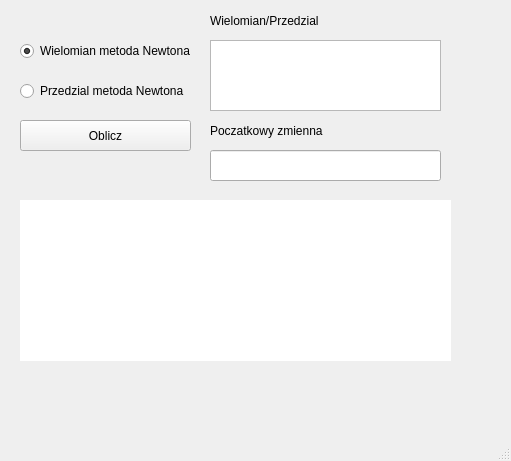
Before: the Qt Designer form mainwindow.ui in Fejbien/Newton, drawn with Qt 5.
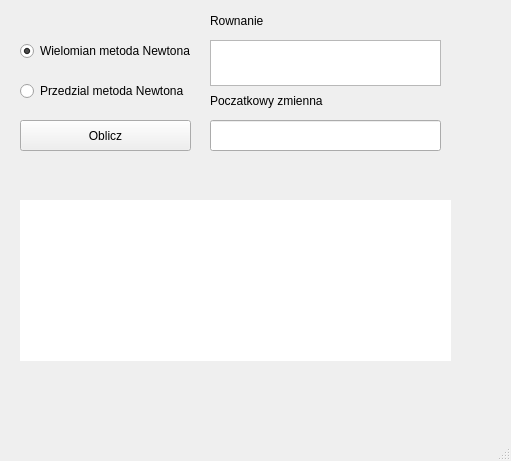
After: the same form once the commit is applied.

What changed in the file:
```diff
--- a/mainwindow.ui
+++ b/mainwindow.ui
@@ -56,7 +56,7 @@
     <property name="geometry">
      <rect>
       <x>210</x>
-      <y>150</y>
+      <y>120</y>
       <width>231</width>
       <height>31</height>
      </rect>
@@ -101,14 +101,14 @@
      </rect>
     </property>
     <property name="text">
-     <string>Wielomian/Przedzial</string>
+     <string>Rownanie</string>
     </property>
    </widget>
    <widget class="QLabel" name="label_2">
     <property name="geometry">
      <rect>
       <x>210</x>
-      <y>120</y>
+      <y>90</y>
       <width>231</width>
       <height>21</height>
      </rect>
@@ -123,7 +123,7 @@
       <x>210</x>
       <y>40</y>
       <width>231</width>
-      <height>71</height>
+      <height>46</height>
      </rect>
     </property>
    </widget>
```
